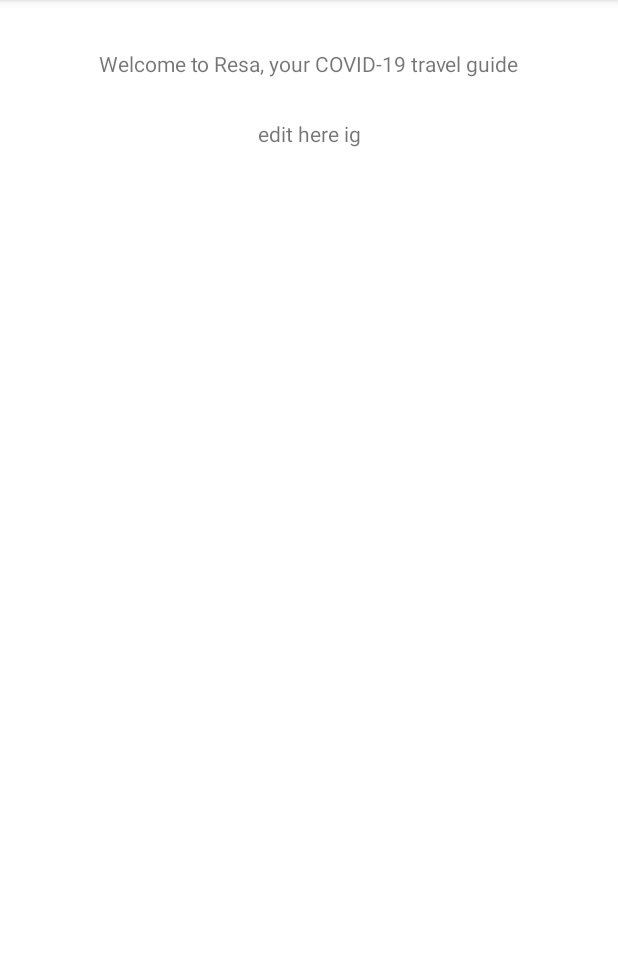
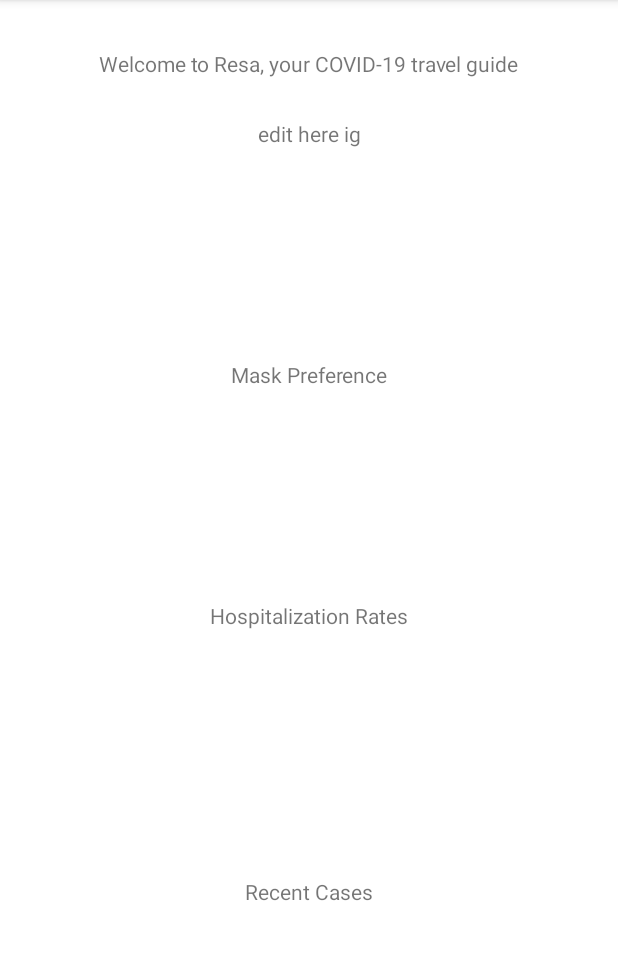
Before and after one commit to trackman1111/AUHacks2021, an Android app: the screen it shows after launch (MainActivity), on a phone screen of 412 x 824 dp, the part 84-1044 px from its top. Run offline under Robolectric (Android 15) with nearby library versions, the phone set to English and light mode, and no system bars.

Commit message:
Alex work :)
added text to android app

```diff
--- a/resatrip/app/src/main/res/layout/activity_main.xml
+++ b/resatrip/app/src/main/res/layout/activity_main.xml
@@ -27,4 +27,35 @@
         app:layout_constraintStart_toStartOf="parent"
         app:layout_constraintTop_toTopOf="parent"
         app:layout_constraintVertical_bias="0.044" />
+
+    <TextView
+        android:id="@+id/MaskMandate"
+        android:layout_width="wrap_content"
+        android:layout_height="wrap_content"
+        android:text="Mask Preference"
+        app:layout_constraintBottom_toTopOf="@+id/HospitalizationRates"
+        app:layout_constraintEnd_toEndOf="parent"
+        app:layout_constraintStart_toStartOf="parent"
+        app:layout_constraintTop_toBottomOf="@+id/textView2" />
+
+    <TextView
+        android:id="@+id/HospitalizationRates"
+        android:layout_width="wrap_content"
+        android:layout_height="wrap_content"
+        android:text="Hospitalization Rates"
+        app:layout_constraintBottom_toBottomOf="parent"
+        app:layout_constraintEnd_toEndOf="parent"
+        app:layout_constraintStart_toStartOf="parent"
+        app:layout_constraintTop_toBottomOf="@+id/textView" />
+
+    <TextView
+        android:id="@+id/RecentCases"
+        android:layout_width="wrap_content"
+        android:layout_height="wrap_content"
+        android:text="Recent Cases"
+        app:layout_constraintBottom_toBottomOf="parent"
+        app:layout_constraintEnd_toEndOf="parent"
+        app:layout_constraintStart_toStartOf="parent"
+        app:layout_constraintTop_toBottomOf="@+id/HospitalizationRates" />
+
 </androidx.constraintlayout.widget.ConstraintLayout>
```
